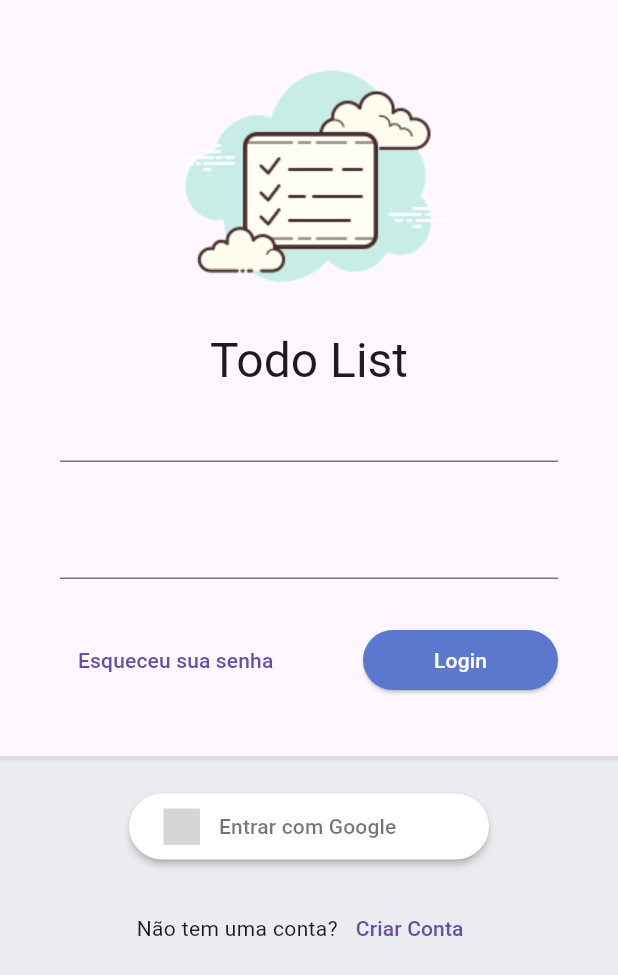
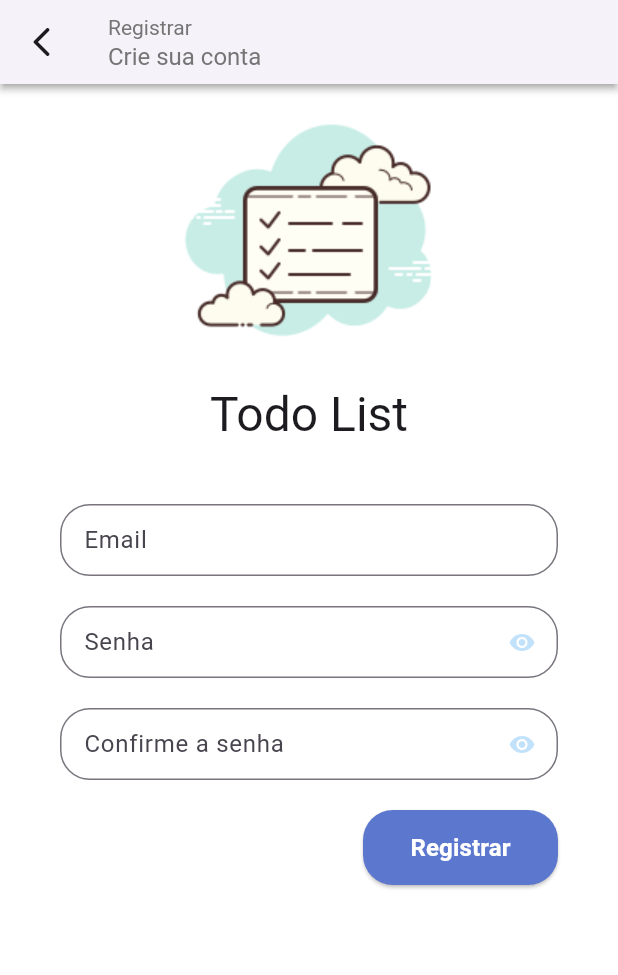
Before and after one commit to helderlj/adf_todo, a Flutter app: the screen it shows after launch, after a tap on "Criar Conta", on a phone screen of 412 x 824 dp. Shown: the top 975 px of the screen. Run offline on Flutter 3.47's test engine with Material 3 defaults, Android fonts, the phone set to English and light mode, and no system bars; our stand-ins replace flutter_signin_button, google_fonts, sqflite, sqflite_common, synchronized; accounts and stored records are empty; Roboto replaces fonts that are missing (Mandali); grey boxes are pictures that could not be loaded.

Commit message:
Tela de login e registro mocadas

```diff
--- /dev/null
+++ b/lib/app/core/ui/components/todo_list_text_field.dart
@@ -0,0 +1,58 @@
+// ignore_for_file: public_member_api_docs, sort_constructors_first
+import 'package:flutter/material.dart';
+
+class TodoListTextField extends StatelessWidget {
+  final String label;
+  final bool isPassword;
+  final bool obscureText;
+  final ValueNotifier<bool> obscureTextNotifier;
+  final TextEditingController? controller;
+  final FormFieldValidator<String>? validator;
+
+  TodoListTextField({
+    Key? key,
+    required this.label,
+    this.isPassword = false,
+    this.obscureText = false,
+    this.controller,
+    this.validator,
+  })  : obscureTextNotifier = ValueNotifier(isPassword),
+        super(key: key);
+
+  @override
+  Widget build(BuildContext context) {
+    return ValueListenableBuilder(
+      valueListenable: obscureTextNotifier,
+      builder: (context, obscureVN, child) {
+        return TextFormField(
+          decoration: InputDecoration(
+            isDense: true,
+            border: OutlineInputBorder(
+              borderRadius: BorderRadius.circular(20),
+            ),
+            errorBorder: OutlineInputBorder(
+              borderRadius: BorderRadius.circular(20),
+              borderSide: BorderSide(color: Colors.red),
+            ),
+            labelText: label,
+            suffixIcon: isPassword
+                ? IconButton(
+                    icon: Icon(
+                      obscureVN ? Icons.visibility : Icons.visibility_off,
+                      color:
+                          obscureVN ? Colors.blue.withAlpha(70) : Colors.grey,
+                    ),
+                    onPressed: () {
+                      obscureTextNotifier.value = !obscureVN;
+                    },
+                  )
+                : null,
+          ),
+          obscureText: obscureVN,
+          controller: controller,
+          validator: validator,
+        );
+      },
+    );
+  }
+}
--- a/lib/app/modules/auth/auth_module.dart
+++ b/lib/app/modules/auth/auth_module.dart
@@ -1,6 +1,8 @@
 import 'package:adf_todo_list/app/core/modules/todo_list_module.dart';
 import 'package:adf_todo_list/app/modules/auth/login/login_controller.dart';
 import 'package:adf_todo_list/app/modules/auth/login/login_page.dart';
+import 'package:adf_todo_list/app/modules/auth/register/register_controller.dart';
+import 'package:adf_todo_list/app/modules/auth/register/register_page.dart';
 import 'package:provider/provider.dart';
 
 class AuthModule extends TodoListModule {
@@ -8,12 +10,15 @@ class AuthModule extends TodoListModule {
       : super(
           routes: {
             '/login': (context) => LoginPage(),
-            // '/register': (context) => Container(),
+            '/register': (context) => RegisterPage(),
           },
           bindings: [
             ChangeNotifierProvider(
               create: (context) => LoginController(),
             ),
+            ChangeNotifierProvider(
+              create: (context) => RegisterController(),
+            ),
           ],
         );
 }
--- a/lib/app/modules/auth/login/login_page.dart
+++ b/lib/app/modules/auth/login/login_page.dart
@@ -1,4 +1,5 @@
 import 'package:adf_todo_list/app/core/ui/components/todo_list_logo.dart';
+import 'package:adf_todo_list/app/core/ui/components/todo_list_text_field.dart';
 import 'package:flutter/material.dart';
 import 'package:flutter_signin_button/flutter_signin_button.dart';
 
@@ -27,9 +28,15 @@ class LoginPage extends StatelessWidget {
                       child: Form(
                         child: Column(
                           children: [
-                            TextFormField(),
+                            const SizedBox(height: 20),
+                            TodoListTextField(
+                              label: "Email",
+                            ),
                             const SizedBox(height: 30),
-                            TextFormField(),
+                            TodoListTextField(
+                              label: "Senha",
+                              isPassword: true,
+                            ),
                             const SizedBox(height: 30),
                           ],
                         ),
@@ -45,10 +52,22 @@ class LoginPage extends StatelessWidget {
                             onPressed: () {},
                           ),
                           SizedBox(
+                            height: 50,
                             width: 130,
                             child: ElevatedButton(
                               onPressed: () {},
-                              child: Text("Login"),
+                              child: Text(
+                                "Login",
+                                style: TextStyle(
+                                    fontWeight: FontWeight.bold, fontSize: 16),
+                              ),
+                              style: ButtonStyle(
+                                shape: MaterialStateProperty.all(
+                                  RoundedRectangleBorder(
+                                    borderRadius: BorderRadius.circular(20),
+                                  ),
+                                ),
+                              ),
                             ),
                           ),
                         ],
@@ -85,7 +104,10 @@ class LoginPage extends StatelessWidget {
                                 Text("Não tem uma conta?"),
                                 TextButton(
                                   child: Text("Criar Conta"),
-                                  onPressed: () {},
+                                  onPressed: () => Navigator.pushNamed(
+                                    context,
+                                    "/register",
+                                  ),
                                 ),
                               ],
                             ),
--- /dev/null
+++ b/lib/app/modules/auth/register/register_controller.dart
@@ -0,0 +1,3 @@
+import 'package:flutter/material.dart';
+
+class RegisterController extends ChangeNotifier {}
--- /dev/null
+++ b/lib/app/modules/auth/register/register_page.dart
@@ -0,0 +1,95 @@
+import 'package:adf_todo_list/app/core/ui/components/todo_list_logo.dart';
+import 'package:adf_todo_list/app/core/ui/components/todo_list_text_field.dart';
+import 'package:flutter/material.dart';
+
+class RegisterPage extends StatelessWidget {
+  const RegisterPage({super.key});
+
+  @override
+  Widget build(BuildContext context) {
+    return Scaffold(
+      backgroundColor: Colors.white,
+      appBar: AppBar(
+        elevation: 2,
+        backgroundColor: Colors.white,
+        shadowColor: Colors.grey,
+        automaticallyImplyLeading: false,
+        title: Column(
+          crossAxisAlignment: CrossAxisAlignment.start,
+          children: [
+            Text(
+              "Registrar",
+              style: TextStyle(color: Colors.grey[600], fontSize: 14),
+            ),
+            Text(
+              "Crie sua conta",
+              style: TextStyle(color: Colors.grey[600], fontSize: 16),
+            ),
+          ],
+        ),
+        leading: IconButton(
+          icon: Icon(Icons.arrow_back_ios_rounded),
+          onPressed: () {
+            Navigator.of(context).pop();
+          },
+        ),
+      ),
+      body: SingleChildScrollView(
+        child: Column(
+          children: [
+            TodoListLogo(),
+            const SizedBox(height: 20),
+            Form(
+              child: Padding(
+                padding: const EdgeInsets.symmetric(horizontal: 40),
+                child: Column(
+                  children: [
+                    const SizedBox(height: 20),
+                    TodoListTextField(
+                      label: "Email",
+                    ),
+                    const SizedBox(height: 20),
+                    TodoListTextField(
+                      label: "Senha",
+                      isPassword: true,
+                    ),
+                    const SizedBox(height: 20),
+                    TodoListTextField(
+                      label: "Confirme a senha",
+                      isPassword: true,
+                    ),
+                    const SizedBox(height: 20),
+                    Row(
+                      mainAxisAlignment: MainAxisAlignment.end,
+                      children: [
+                        SizedBox(
+                          width: 130,
+                          height: 50,
+                          child: ElevatedButton(
+                            style: ButtonStyle(
+                              shape: MaterialStateProperty.all(
+                                RoundedRectangleBorder(
+                                  borderRadius: BorderRadius.circular(20),
+                                ),
+                              ),
+                            ),
+                            onPressed: () {},
+                            child: Text(
+                              "Registrar",
+                              style: TextStyle(
+                                  fontWeight: FontWeight.bold, fontSize: 16),
+                            ),
+                          ),
+                        )
+                      ],
+                    )
+                  ],
+                ),
+              ),
+            ),
+          ],
+        ),
+      ),
+    );
+  }
+}
```
